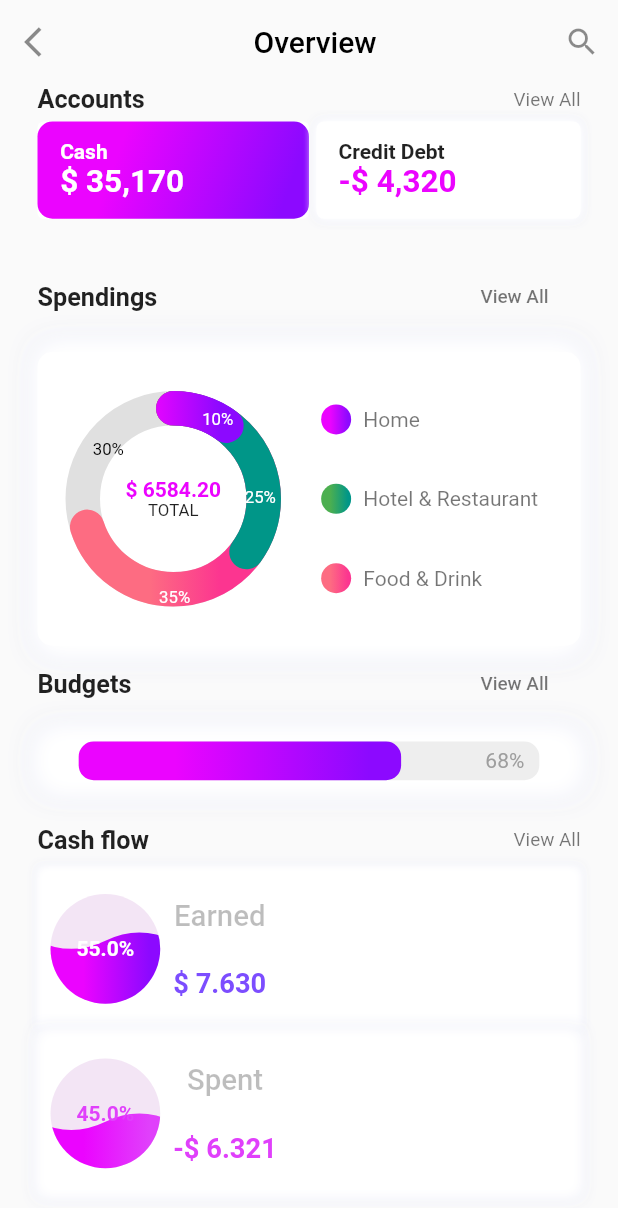
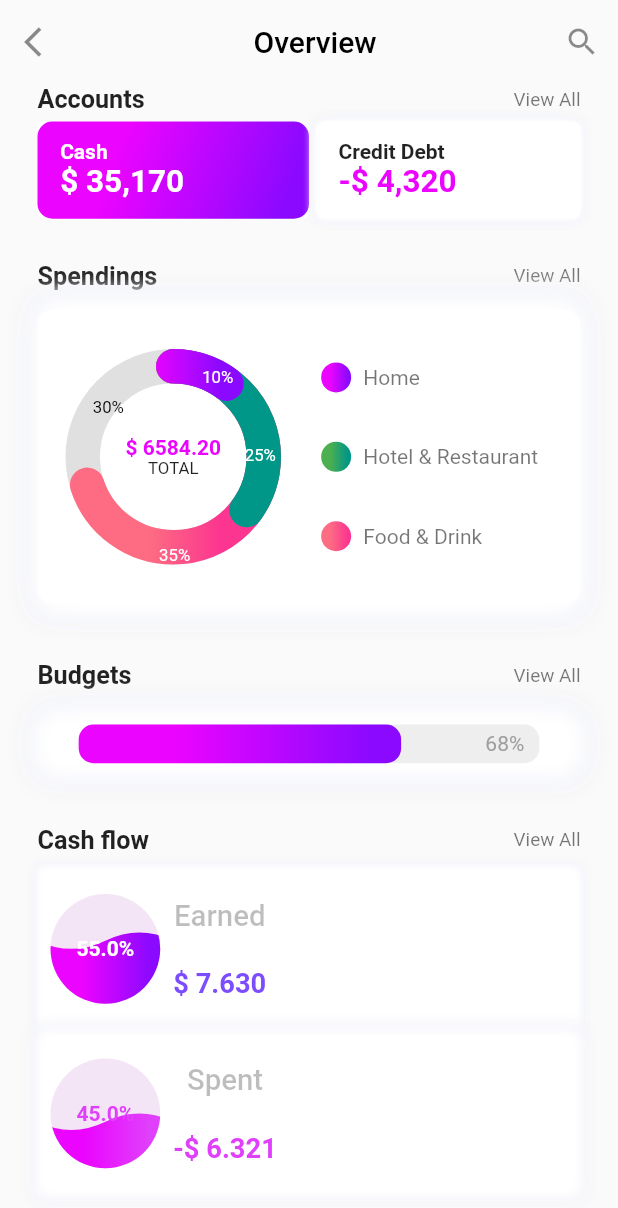
Before and after one commit to pravinarr/flutter_challenge, a Flutter app: the screen it shows after launch, on a phone screen of 412 x 824 dp. Shown: the top 1208 px of the screen. Run offline on Flutter 3.47's test engine with Material 2 defaults, Android fonts, the phone set to English and light mode, and no system bars; our stand-ins replace gradient_widgets; missing offline and left inert: drawing_animation.

Commit message:
fix  padding

```diff
--- a/novi_finance/lib/pages/overview.dart
+++ b/novi_finance/lib/pages/overview.dart
@@ -27,7 +27,7 @@ class _OverviewState extends State<Overview>
             color: Colors.black45,
           ),
           onPressed: () {
-           // notifier.value = true;
+            // notifier.value = true;
           },
         ),
         title: Center(
@@ -85,7 +85,7 @@ class _OverviewBodyState extends State<OverviewBody>
         .animate(_controller);
   }
 
-   @override
+  @override
   void dispose() {
     _controller.dispose();
     super.dispose();
@@ -150,8 +150,8 @@ class _OverviewBodyState extends State<OverviewBody>
                               textScaleFactor: 1.2,
                               style: TextStyle(fontWeight: FontWeight.w600),
                             ),
-                            FlatButton(
-                              onPressed: () {
+                            GestureDetector(
+                              onTap: () {
                                 widget.notifier.value = !widget.notifier.value;
                               },
                               child: Text(
@@ -202,8 +202,8 @@ class _OverviewBodyState extends State<OverviewBody>
                             textScaleFactor: 1.2,
                             style: TextStyle(fontWeight: FontWeight.w600),
                           ),
-                          FlatButton(
-                            onPressed: () {
+                          GestureDetector(
+                            onTap: () {
                               Navigator.of(context).pushReplacement(FadeRoute(
                                 widget: BudgetPage(),
                               ));
@@ -435,7 +435,7 @@ class _AccountCardsState extends State<AccountCards>
       ..forward();
   }
 
-   @override
+  @override
   void dispose() {
     _controller.dispose();
     super.dispose();
```
